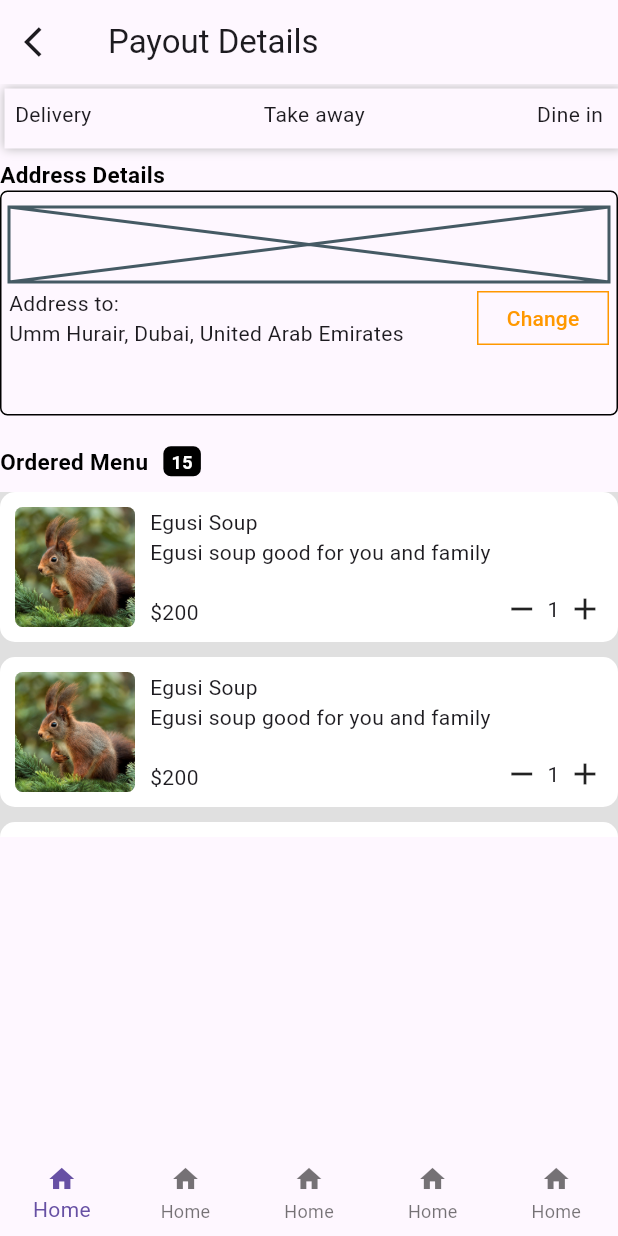
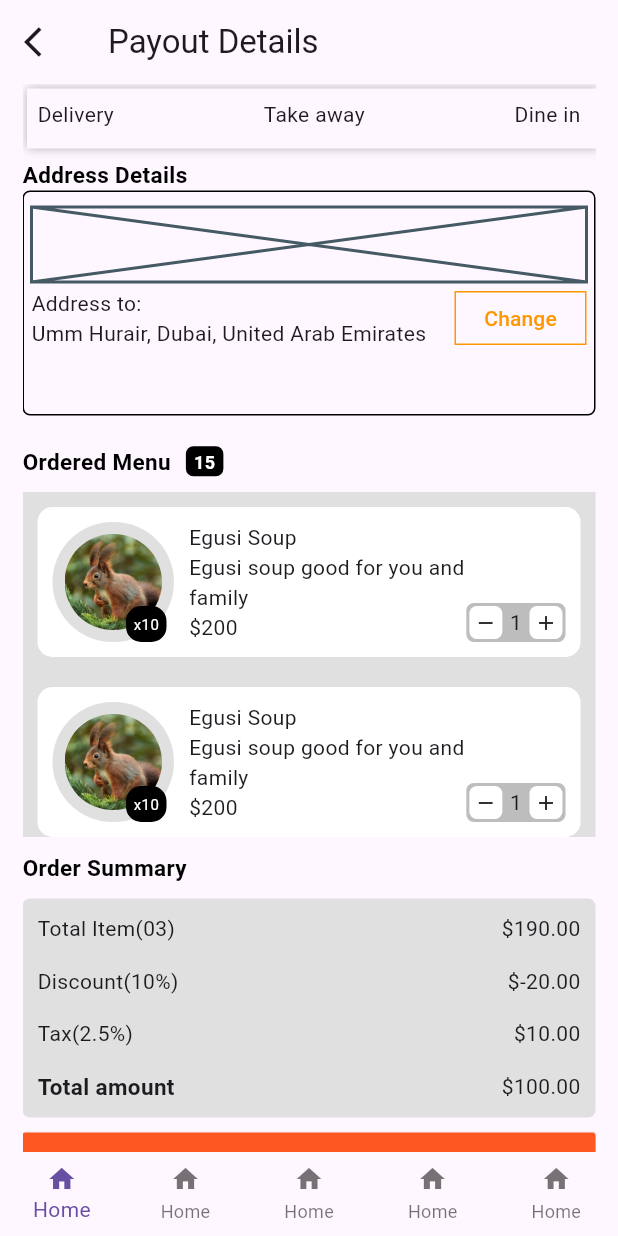
Before and after one commit to JoshuaOzibo/modern_food_app, a Flutter app: the screen it shows after launch, on a phone screen of 412 x 824 dp. Run offline on Flutter 3.47's test engine with Material 3 defaults, Android fonts, the phone set to English and light mode, and no system bars; our stand-ins replace hive, hive_flutter; accounts and stored records are empty.

Commit message:
updated details page

```diff
--- a/lib/features/details/screen/component/details_card.dart
+++ b/lib/features/details/screen/component/details_card.dart
@@ -27,9 +27,40 @@ class DetailsCard extends StatelessWidget {
       ),
       child: Row(
         children: [
-          ClipRRect(
-            borderRadius: BorderRadius.circular(5),
-            child: Image.asset(image, height: 80, width: 80, fit: BoxFit.cover),
+          Stack(
+            children: [
+              Container(
+                padding: EdgeInsets.all(8),
+                decoration: BoxDecoration(
+                  borderRadius: BorderRadius.circular(100),
+                  color: Colors.grey.shade300,
+                ),
+                child: ClipRRect(
+                  borderRadius: BorderRadius.circular(100),
+                  child: Image.asset(
+                    image,
+                    height: 65,
+                    width: 65,
+                    fit: BoxFit.cover,
+                  ),
+                ),
+              ),
+              Positioned(
+                bottom: 0,
+                right: 5,
+                child: Container(
+                  padding: EdgeInsets.all(5),
+                  decoration: BoxDecoration(
+                    color: Colors.black,
+                    borderRadius: BorderRadius.circular(10),
+                  ),
+                  child: Text(
+                    'x10',
+                    style: TextStyle(fontSize: 10, color: Colors.white),
+                  ),
+                ),
+              ),
+            ],
           ),
 
           SizedBox(width: 10),
@@ -48,14 +79,35 @@ class DetailsCard extends StatelessWidget {
           Column(
             mainAxisAlignment: MainAxisAlignment.end,
             children: [
-              Row(
-                children: [
-                  Icon(Icons.remove),
-                  SizedBox(width: 5),
-                  Text(quantity.toString()),
-                  SizedBox(width: 5),
-                  Icon(Icons.add),
-                ],
+              Container(
+                padding: EdgeInsets.symmetric(horizontal: 2, vertical: 2),
+                decoration: BoxDecoration(
+                  borderRadius: BorderRadius.circular(5),
+                  color: Colors.grey.shade400,
+                ),
+                child: Row(
+                  children: [
+                    Container(
+                      padding: EdgeInsets.symmetric(horizontal: 3, vertical: 3),
+                      decoration: BoxDecoration(
+                        borderRadius: BorderRadius.circular(5),
+                        color: Colors.white,
+                      ),
+                      child: Icon(Icons.remove, size: 16),
+                    ),
+                    SizedBox(width: 5),
+                    Text(quantity.toString()),
+                    SizedBox(width: 5),
+                    Container(
+                      padding: EdgeInsets.symmetric(horizontal: 3, vertical: 3),
+                      decoration: BoxDecoration(
+                        borderRadius: BorderRadius.circular(5),
+                        color: Colors.white,
+                      ),
+                      child: Icon(Icons.add, size: 16),
+                    ),
+                  ],
+                ),
               ),
             ],
           ),
--- a/lib/features/details/screen/details_screen.dart
+++ b/lib/features/details/screen/details_screen.dart
@@ -27,6 +27,8 @@ class _DetailsScreenState extends State<DetailsScreen> {
       ),
       body: RefreshIndicator(
         onRefresh: () => _refreshData(),
+        child: Padding(
+          padding: const EdgeInsets.symmetric(horizontal: 15),
           child: ListView(
             children: [ Column(
               children: [
@@ -85,7 +87,6 @@ class _DetailsScreenState extends State<DetailsScreen> {
                 ),
 
                 SizedBox(height: 10,),
-              // order card
                 Container(
                   color: Colors.grey.shade300,
                   width: double.infinity,
@@ -95,8 +96,8 @@ class _DetailsScreenState extends State<DetailsScreen> {
                       itemCount: appStaticData.cartData.length,
                       itemBuilder: (context, index) {
                         return Padding(
-                        padding: const EdgeInsets.only(
-                          bottom: 10
+                          padding: const EdgeInsets.symmetric(
+                            horizontal: 10, vertical: 10
                           ),
                           child: DetailsCard(
                             image: appStaticData.cartData[index]['image'],
@@ -110,8 +111,74 @@ class _DetailsScreenState extends State<DetailsScreen> {
                     ),
                   ),
                 ),
+
+                SizedBox(height: 10,),
+
+                TitleTextWithoutIcon(
+                  leftText: 'Order Summary',
+                  itemLength: '',
+                  rightText: '',
+                  hasBox: false,
+                ),
+                 SizedBox(height: 10,),
+
+                Container(
+                  padding: EdgeInsets.symmetric(horizontal: 10, vertical: 10),
+                  decoration: BoxDecoration(
+                    borderRadius: BorderRadius.circular(5),
+                    color: Colors.grey.shade300
+                  ),
+                  child: Column(
+                    spacing: 15,
+                    crossAxisAlignment: CrossAxisAlignment.start,
+                    children: [
+                      Row(
+                        mainAxisAlignment: MainAxisAlignment.spaceBetween,
+                        children: [
+                          Text('Total Item(03)'),
+                          Text('\$190.00')
+                        ],
+                      ),
+                      Row(
+                        mainAxisAlignment: MainAxisAlignment.spaceBetween,
+                        children: [
+                          Text('Discount(10%)'),
+                          Text('\$-20.00')
+                        ],
+                      ),
+                      Row(
+                        mainAxisAlignment: MainAxisAlignment.spaceBetween,
+                        children: [
+                          Text('Tax(2.5%)'),
+                          Text('\$10.00')
+                        ],
+                      ),
+                      Row(
+                        mainAxisAlignment: MainAxisAlignment.spaceBetween,
+                        children: [
+                          Text('Total amount', style: TextStyle(
+                            fontSize: 15,
+                            fontWeight: FontWeight.bold
+                          ),),
+                          Text('\$100.00')
+                        ],
+                      ),
+                    ],
+                  ),
+                ),
+
+                SizedBox(height: 10,),
+
+                MaterialButton(
+                  minWidth: double.infinity,
+                  height: 50,
+                  color: Colors.deepOrange,
+                  onPressed: (){},
+                  child: Text('Proceed Payout'),
+                  )
               ],
             )],
+          ),
         ),
       ),
     );
```
Lines whose indentation alone changed are shown as unchanged.
